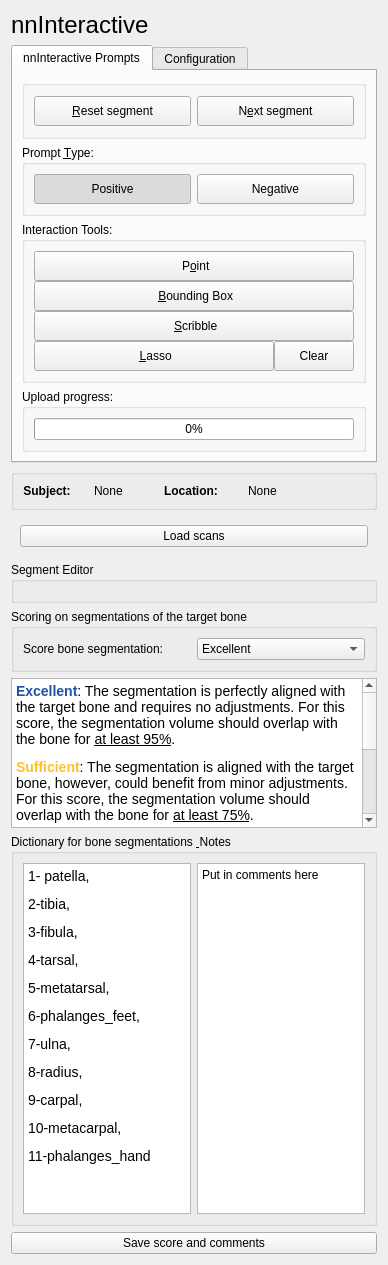
Above: slicer_plugin/SlicerNNInteractive/Resources/UI/SlicerNNInteractive.ui from xinyiwan/SlicerNNInteractive_BT before the change. Below: the same form after it.
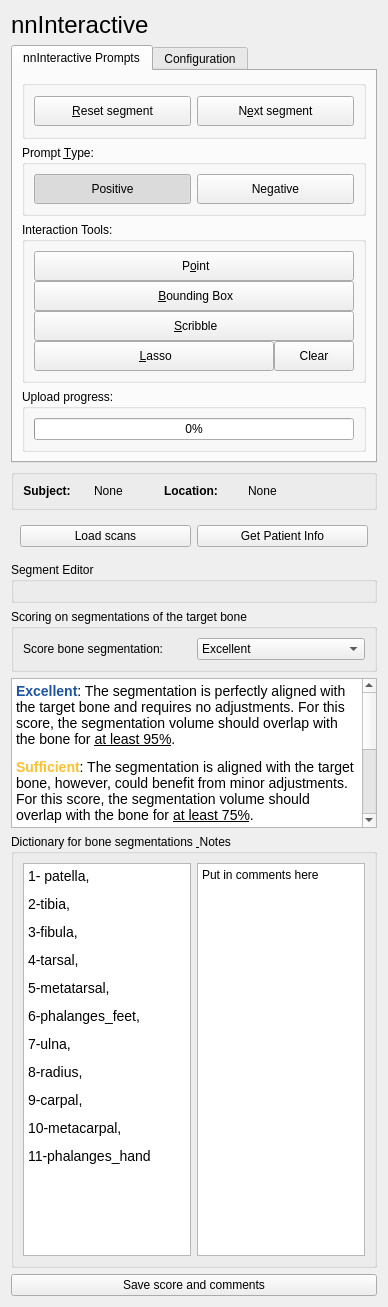
That is the form after the change. Custom widgets are drawn as their Qt base class.

Commit message: added button to update info

What changed in the file:
```diff
--- a/slicer_plugin/SlicerNNInteractive/Resources/UI/SlicerNNInteractive.ui
+++ b/slicer_plugin/SlicerNNInteractive/Resources/UI/SlicerNNInteractive.ui
@@ -7,7 +7,7 @@
     <x>0</x>
     <y>0</y>
     <width>388</width>
-    <height>1265</height>
+    <height>1307</height>
    </rect>
   </property>
   <property name="windowTitle">
@@ -444,6 +444,13 @@
         </property>
        </widget>
       </item>
+      <item>
+       <widget class="QPushButton" name="GetInfoButton">
+        <property name="text">
+         <string>Get Patient Info</string>
+        </property>
+       </widget>
+      </item>
      </layout>
     </widget>
    </item>
```
The commit also changes 1 other file.
